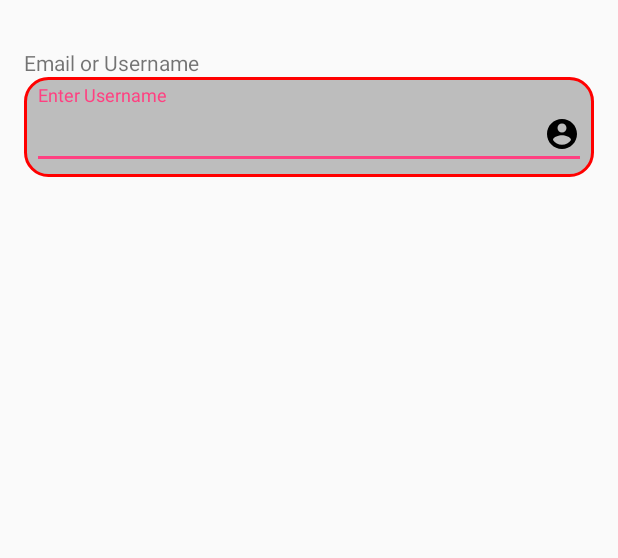
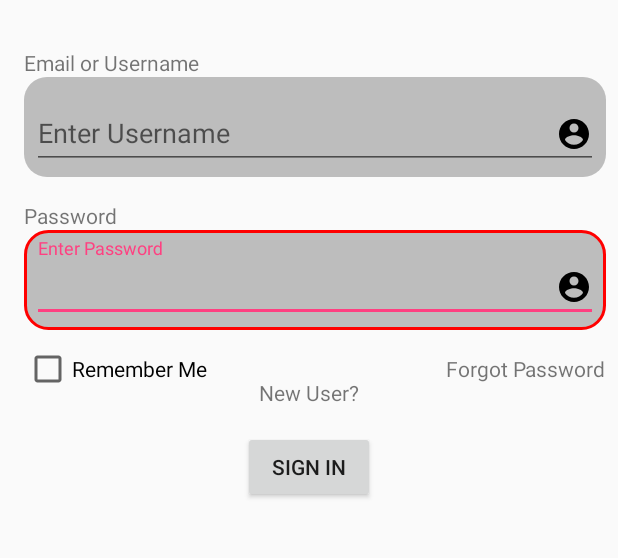
Before and after one commit to Crucialjun/Events_Logger, an Android app: the FirstScreen screen opened directly, with no data from a screen before it, on a phone screen of 412 x 824 dp, the part 358-916 px from its top. Run offline under Robolectric (Android 15) with nearby library versions, the phone set to English and light mode, and no system bars.

Commit message:
Sign In page edits

```diff
--- a/app/src/main/res/layout/fragment_first_screen.xml
+++ b/app/src/main/res/layout/fragment_first_screen.xml
@@ -10,6 +10,29 @@
         android:layout_width="match_parent"
         android:layout_height="match_parent">
 
+
+        <com.google.android.material.textfield.TextInputLayout
+            android:id="@+id/textInputLayout2"
+            android:layout_width="0dp"
+            android:layout_height="wrap_content"
+            android:layout_marginStart="16dp"
+            android:layout_marginEnd="8dp"
+            android:background="@drawable/rounded_edittext_states"
+            android:padding="5dp"
+            app:helperTextEnabled="false"
+            app:layout_constraintEnd_toEndOf="parent"
+            app:layout_constraintHorizontal_bias="1.0"
+            app:layout_constraintStart_toStartOf="parent"
+            app:layout_constraintTop_toBottomOf="@+id/textViewPassword">
+
+            <com.google.android.material.textfield.TextInputEditText
+                android:id="@+id/edtPassword"
+                android:layout_width="match_parent"
+                android:layout_height="wrap_content"
+                android:drawableEnd="@drawable/ic_account_circle_black_24dp"
+                android:hint="Enter Password" />
+
+        </com.google.android.material.textfield.TextInputLayout>
 
         <ImageView
             android:id="@+id/image_logo"
@@ -25,7 +48,6 @@
             android:layout_width="0dp"
             android:layout_height="wrap_content"
             android:layout_marginTop="16dp"
-            android:capitalize="characters"
             android:gravity="center"
             android:text="Events Logger"
             android:textColor="@color/colorAccent"
@@ -48,10 +70,11 @@
             app:layout_constraintTop_toBottomOf="@+id/image_logo" />
 
         <com.google.android.material.textfield.TextInputLayout
+            android:id="@+id/textInputLayoutUsername"
             android:layout_width="0dp"
             android:layout_height="wrap_content"
             android:layout_marginStart="16dp"
-            android:layout_marginEnd="16dp"
+            android:layout_marginEnd="8dp"
             android:background="@drawable/rounded_edittext_states"
             android:padding="5dp"
             app:helperTextEnabled="false"
@@ -60,11 +83,66 @@
             app:layout_constraintTop_toBottomOf="@+id/textViewEmail">
 
             <com.google.android.material.textfield.TextInputEditText
-                android:drawableEnd="@drawable/ic_account_circle_black_24dp"
                 android:layout_width="match_parent"
                 android:layout_height="wrap_content"
+                android:drawableEnd="@drawable/ic_account_circle_black_24dp"
                 android:hint="Enter Username" />
+
         </com.google.android.material.textfield.TextInputLayout>
+
+        <TextView
+            android:id="@+id/textViewPassword"
+            android:layout_width="0dp"
+            android:layout_height="wrap_content"
+            android:layout_marginStart="16dp"
+            android:layout_marginTop="16dp"
+            android:layout_marginEnd="8dp"
+            android:text="Password"
+            app:layout_constraintEnd_toEndOf="parent"
+            app:layout_constraintHorizontal_bias="1.0"
+            app:layout_constraintStart_toStartOf="parent"
+            app:layout_constraintTop_toBottomOf="@+id/textInputLayoutUsername" />
+
+        <CheckBox
+            android:id="@+id/checkBoxRememberMe"
+            android:layout_width="wrap_content"
+            android:layout_height="wrap_content"
+            android:layout_marginStart="16dp"
+            android:layout_marginTop="16dp"
+            android:text="Remember Me"
+            app:layout_constraintBottom_toBottomOf="@+id/textView"
+            app:layout_constraintStart_toStartOf="parent"
+            app:layout_constraintTop_toBottomOf="@+id/textInputLayout2" />
+
+        <TextView
+            android:id="@+id/textView"
+            android:layout_width="wrap_content"
+            android:layout_height="wrap_content"
+            android:layout_marginTop="16dp"
+            android:layout_marginEnd="8dp"
+            android:text="Forgot Password"
+            app:layout_constraintEnd_toEndOf="parent"
+            app:layout_constraintTop_toBottomOf="@+id/textInputLayout2" />
+
+        <TextView
+            android:id="@+id/textView2"
+            android:layout_width="wrap_content"
+            android:layout_height="wrap_content"
+            android:layout_marginTop="32dp"
+            android:text="New User?"
+            app:layout_constraintEnd_toEndOf="parent"
+            app:layout_constraintStart_toStartOf="parent"
+            app:layout_constraintTop_toBottomOf="@+id/textInputLayout2" />
+
+        <Button
+            android:id="@+id/button"
+            android:layout_width="wrap_content"
+            android:layout_height="wrap_content"
+            android:layout_marginTop="16dp"
+            android:text="Sign In"
+            app:layout_constraintEnd_toEndOf="parent"
+            app:layout_constraintStart_toStartOf="parent"
+            app:layout_constraintTop_toBottomOf="@+id/textView2" />
 
     </androidx.constraintlayout.widget.ConstraintLayout>
 
--- a/app/src/main/res/layout/fragment_sign_up.xml
+++ b/app/src/main/res/layout/fragment_sign_up.xml
@@ -16,8 +16,11 @@
         app:layout_constraintStart_toStartOf="parent" />
 
     <com.google.android.material.textfield.TextInputLayout
-        android:layout_width="wrap_content"
-        android:layout_height="wrap_content">
+        android:layout_width="0dp"
+        android:layout_height="wrap_content"
+        app:layout_constraintEnd_toEndOf="parent"
+        app:layout_constraintStart_toStartOf="parent"
+        app:layout_constraintTop_toBottomOf="@+id/sign_up_logo">
 
         <EditText
             android:id="@+id/edit_text_name"
--- a/build.gradle
+++ b/build.gradle
@@ -6,9 +6,9 @@ buildscript {
         jcenter()
     }
     dependencies {
-        classpath "com.android.tools.build:gradle:4.0.0"
+        classpath 'com.android.tools.build:gradle:4.0.0'
         classpath "org.jetbrains.kotlin:kotlin-gradle-plugin:$kotlin_version"
-        classpath 'com.google.gms:google-services:4.2.0'
+        classpath 'com.google.gms:google-services:4.3.3'
 
         // NOTE: Do not place your application dependencies here; they belong
         // in the individual module build.gradle files
```
Also changed, not shown: gradle/wrapper/gradle-wrapper.properties.
